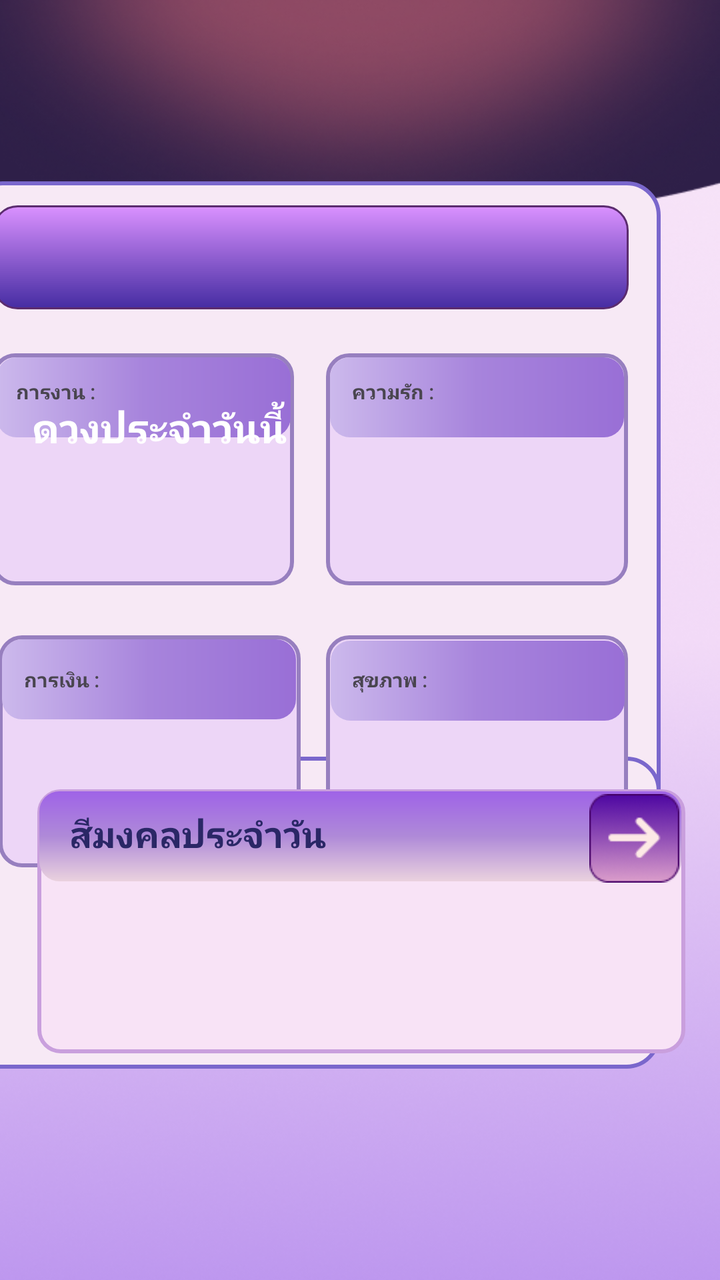
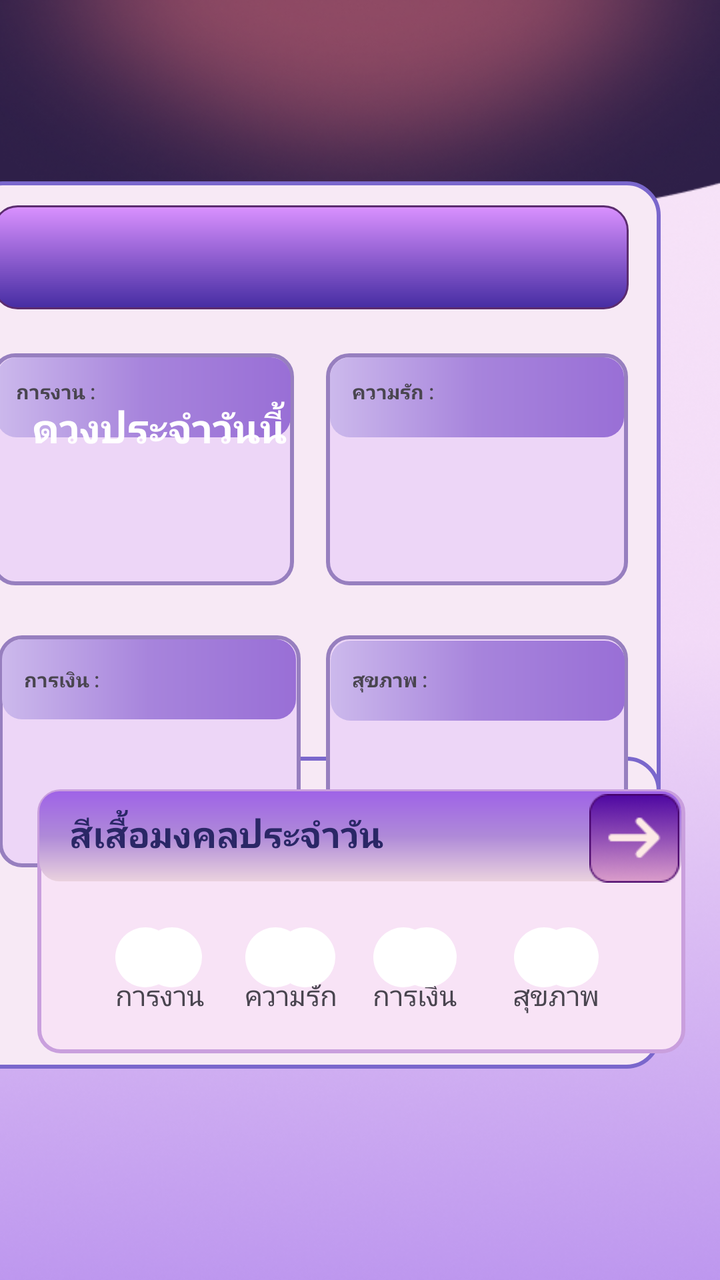

An Android layout rendered at two revisions. The XML below is the earlier revision; the diff shows what the commit changed to produce the second picture.
<!-- AndroidManifest.xml: application theme Theme.Dara -->
<!-- res/layout/fragment_show.xml -->
<?xml version="1.0" encoding="utf-8"?>
<androidx.constraintlayout.widget.ConstraintLayout xmlns:android="http://schemas.android.com/apk/res/android"
    xmlns:app="http://schemas.android.com/apk/res-auto"
    xmlns:tools="http://schemas.android.com/tools"
    android:layout_width="match_parent"
    android:layout_height="match_parent"
    android:background="@drawable/wallpaper_random"
    tools:context=".ShowFragment">

    <View
        android:id="@+id/showframe"
        android:layout_width="346dp"
        android:layout_height="378dp"
        android:layout_marginStart="30dp"
        android:layout_marginEnd="30dp"
        android:background="@drawable/bg_show_frame"
        app:layout_constraintBottom_toBottomOf="parent"
        app:layout_constraintEnd_toEndOf="parent"
        app:layout_constraintHorizontal_bias="1.0"
        app:layout_constraintStart_toStartOf="parent"
        app:layout_constraintTop_toTopOf="parent"
        app:layout_constraintVertical_bias="0.346" />

    <View
        android:id="@+id/showframe2"
        android:layout_width="349dp"
        android:layout_height="156dp"
        android:layout_marginStart="30dp"
        android:layout_marginEnd="30dp"
        android:background="@drawable/bg_show_frame"
        app:layout_constraintBottom_toBottomOf="parent"
        app:layout_constraintEnd_toEndOf="parent"
        app:layout_constraintHorizontal_bias="1.0"
        app:layout_constraintStart_toStartOf="parent"
        app:layout_constraintTop_toTopOf="parent"
        app:layout_constraintVertical_bias="0.782" />

    <View
        android:id="@+id/showfg"
        android:layout_width="151dp"
        android:layout_height="116dp"
        android:layout_marginStart="11.5dp"
        android:layout_marginTop="86dp"
        android:background="@drawable/bg_show_fg"
        app:layout_constraintStart_toStartOf="@id/showframe"
        app:layout_constraintTop_toTopOf="@id/showframe" />

    <View
        android:id="@+id/showfg6"
        android:layout_width="151dp"
        android:layout_height="116dp"
        android:layout_marginTop="227dp"
        android:layout_marginEnd="16dp"
        android:background="@drawable/bg_show_fg"
        app:layout_constraintEnd_toEndOf="@id/showframe"
        app:layout_constraintTop_toTopOf="@id/showframe" />

    <View
        android:id="@+id/showfg7"
        android:layout_width="151dp"
        android:layout_height="116dp"
        android:layout_marginStart="15dp"
        android:layout_marginTop="227dp"
        android:background="@drawable/bg_show_fg"
        app:layout_constraintStart_toStartOf="@id/showframe"
        app:layout_constraintTop_toTopOf="@id/showframe" />

    <View
        android:id="@+id/showfg8"
        android:layout_width="151dp"
        android:layout_height="116dp"
        android:layout_marginTop="86dp"
        android:layout_marginEnd="16dp"
        android:background="@drawable/bg_show_fg"
        app:layout_constraintEnd_toEndOf="@id/showframe"
        app:layout_constraintTop_toTopOf="@id/showframe" />

    <TextView
        android:id="@+id/showtg2"
        android:layout_width="147dp"
        android:layout_height="40dp"
        android:layout_marginStart="1dp"
        android:layout_marginTop="88dp"
        android:layout_marginEnd="13.5dp"
        android:background="@drawable/bg_show_tg"
        android:textColor="#FFFFFF"
        android:textSize="14sp"
        android:textStyle="bold"
        app:layout_constraintEnd_toEndOf="@+id/showframe"
        app:layout_constraintHorizontal_bias="0.976"
        app:layout_constraintStart_toStartOf="@+id/showframe"
        app:layout_constraintTop_toTopOf="@+id/showframe" />

    <TextView
        android:id="@+id/showtg6"
        android:layout_width="147dp"
        android:layout_height="40dp"
        android:layout_marginStart="14dp"
        android:layout_marginTop="229.1dp"
        android:layout_marginEnd="12dp"
        android:background="@drawable/bg_show_tg"
        android:textColor="#FFFFFF"
        android:textSize="14sp"
        android:textStyle="bold"
        app:layout_constraintEnd_toEndOf="@+id/showframe"
        app:layout_constraintHorizontal_bias="0.017"
        app:layout_constraintStart_toStartOf="@+id/showframe"
        app:layout_constraintTop_toTopOf="@+id/showframe" />

    <TextView
        android:id="@+id/showtg7"
        android:layout_width="147dp"
        android:layout_height="40dp"
        android:layout_marginStart="1dp"
        android:layout_marginTop="229.5dp"
        android:layout_marginEnd="14.5dp"
        android:background="@drawable/bg_show_tg"
        android:textColor="#FFFFFF"
        android:textSize="14sp"
        android:textStyle="bold"
        app:layout_constraintEnd_toEndOf="@+id/showframe"
        app:layout_constraintHorizontal_bias="0.983"
        app:layout_constraintStart_toStartOf="@+id/showframe"
        app:layout_constraintTop_toTopOf="@+id/showframe" />

    <TextView
        android:id="@+id/showtg"
        android:layout_width="147dp"
        android:layout_height="40dp"
        android:layout_marginStart="13dp"
        android:layout_marginTop="88dp"
        android:layout_marginEnd="12dp"
        android:background="@drawable/bg_show_tg"
        android:textColor="#FFFFFF"
        android:textSize="14sp"
        android:textStyle="bold"
        app:layout_constraintEnd_toEndOf="@+id/showframe"
        app:layout_constraintHorizontal_bias="0.005"
        app:layout_constraintStart_toStartOf="@+id/showframe"
        app:layout_constraintTop_toTopOf="@+id/showframe" />

    <TextView
        android:id="@+id/gradient"
        android:layout_width="318dp"
        android:layout_height="52dp"
        android:layout_marginStart="12dp"
        android:layout_marginTop="12dp"
        android:layout_marginEnd="12dp"
        android:background="@drawable/bg_show_gradient"
        android:gravity="left"
        android:textColor="#FFFFFF"
        android:textSize="18sp"
        android:textStyle="bold"
        app:layout_constraintEnd_toEndOf="@+id/showframe"
        app:layout_constraintHorizontal_bias="0.0"
        app:layout_constraintStart_toStartOf="@+id/showframe"
        app:layout_constraintTop_toTopOf="@+id/showframe" />

    <View
        android:id="@+id/showframe02"
        android:layout_width="324dp"
        android:layout_height="132dp"
        android:layout_marginStart="30dp"
        android:layout_marginEnd="30dp"
        android:background="@drawable/bg_show_frame02"
        app:layout_constraintBottom_toBottomOf="parent"
        app:layout_constraintEnd_toEndOf="parent"
        app:layout_constraintHorizontal_bias="0.481"
        app:layout_constraintStart_toStartOf="parent"
        app:layout_constraintTop_toTopOf="parent"
        app:layout_constraintVertical_bias="0.777" />

    <TextView
        android:id="@+id/showtg02"
        android:layout_width="321dp"
        android:layout_height="45dp"
        android:layout_marginStart="1dp"
        android:layout_marginTop="1dp"
        android:layout_marginEnd="12dp"
        android:background="@drawable/bg_show_tg02"
        android:gravity="left"
        android:textColor="#FFFFFF"
        android:textSize="18sp"
        android:textStyle="bold"
        app:layout_constraintEnd_toEndOf="@id/showframe02"
        app:layout_constraintHorizontal_bias="0.0"
        app:layout_constraintStart_toStartOf="@id/showframe02"
        app:layout_constraintTop_toTopOf="@id/showframe02" />

    <TextView
        android:id="@+id/textView6"
        android:layout_width="wrap_content"
        android:layout_height="wrap_content"
        android:layout_marginStart="20dp"
        android:layout_marginTop="200dp"
        android:fontFamily="@font/montserrat_semibold"
        android:text="ดวงประจำวันนี้"
        android:textColor="#FFFFFF"
        android:textFontWeight="700"
        android:textSize="20sp"
        app:layout_constraintStart_toStartOf="@+id/gradient"
        app:layout_constraintTop_toTopOf="parent" />

    <TextView
        android:id="@+id/textView15"
        android:layout_width="wrap_content"
        android:layout_height="wrap_content"
        android:layout_marginStart="24dp"
        android:layout_marginTop="12dp"
        android:fontFamily="@font/montserrat_bold"
        android:text="การงาน : "
        android:textSize="10sp"
        android:textStyle="bold"
        app:layout_constraintStart_toStartOf="@id/showframe"
        app:layout_constraintTop_toTopOf="@id/showfg" />

    <TextView
        android:id="@+id/textView17"
        android:layout_width="wrap_content"
        android:layout_height="wrap_content"
        android:layout_marginStart="28dp"
        android:layout_marginTop="156dp"
        android:fontFamily="@font/montserrat_bold"
        android:text="การเงิน : "
        android:textSize="10sp"
        android:textStyle="bold"
        app:layout_constraintStart_toStartOf="@id/showframe"
        app:layout_constraintTop_toTopOf="@id/showfg" />

    <TextView
        android:id="@+id/textView18"
        android:layout_width="wrap_content"
        android:layout_height="wrap_content"
        android:layout_marginStart="192dp"
        android:layout_marginTop="156dp"
        android:fontFamily="@font/montserrat_bold"
        android:text="สุขภาพ : "
        android:textSize="10sp"
        android:textStyle="bold"
        app:layout_constraintStart_toStartOf="@id/showframe"
        app:layout_constraintTop_toTopOf="@id/showfg" />

    <TextView
        android:id="@+id/textView16"
        android:layout_width="wrap_content"
        android:layout_height="wrap_content"
        android:layout_marginStart="192dp"
        android:layout_marginTop="12dp"
        android:fontFamily="@font/montserrat_bold"
        android:text="ความรัก : "
        android:textSize="10sp"
        android:textStyle="bold"
        app:layout_constraintStart_toStartOf="@id/showframe"
        app:layout_constraintTop_toTopOf="@id/showfg" />

    <TextView
        android:id="@+id/textView19"
        android:layout_width="wrap_content"
        android:layout_height="wrap_content"
        android:layout_marginStart="16dp"
        android:layout_marginTop="10dp"
        android:fontFamily="@font/montserrat_bold"
        android:text="สีมงคลประจำวัน"
        android:textColor="#2A2766"
        android:textSize="18sp"
        android:textStyle="bold"
        app:layout_constraintStart_toStartOf="@id/showframe02"
        app:layout_constraintTop_toTopOf="@id/showframe02"/>

    <ImageView
        android:id="@+id/btnshow_next"
        android:layout_width="45dp"
        android:layout_height="49dp"
        android:layout_marginEnd="3dp"
        android:src="@drawable/next"
        app:layout_constraintEnd_toEndOf="@id/showframe02"
        app:layout_constraintTop_toTopOf="@id/showframe02" />

</androidx.constraintlayout.widget.ConstraintLayout>
<!-- resources referenced by this layout -->
<resources>
  <!-- drawable bg_show_fg (drawable) -->
  <?xml version="1.0" encoding="utf-8"?>
  <shape xmlns:android="http://schemas.android.com/apk/res/android"
      android:shape="rectangle">
  
      <solid android:color="#EDD6F7" />
  
      <stroke
          android:width="2dp"
          android:color="#977FBF
  " />
  
      <corners android:radius="10.5dp" />
  
  </shape>
  <!-- drawable bg_show_frame (drawable) -->
  <?xml version="1.0" encoding="utf-8"?>
  <shape xmlns:android="http://schemas.android.com/apk/res/android"
      android:shape="rectangle">
  
      <solid android:color="#F7E9F5" />
  
      <stroke
          android:width="2dp"
          android:color="#7A67CC" />
  
      <corners android:radius="16dp" />
  
  </shape>
  <!-- drawable bg_show_frame02 (drawable) -->
  <?xml version="1.0" encoding="utf-8"?>
  <shape xmlns:android="http://schemas.android.com/apk/res/android"
      android:shape="rectangle">
  
      <solid android:color="#F8E3F6" />
  
      <stroke
          android:width="2dp"
          android:color="#C99FDD" />
  
      <corners android:radius="10.5dp" />
  
  </shape>
  <!-- drawable bg_show_gradient (drawable) -->
  <?xml version="1.0" encoding="utf-8"?>
  <shape xmlns:android="http://schemas.android.com/apk/res/android"
      android:shape="rectangle">
  
      <gradient
          android:startColor="#DA91FF"
          android:endColor="#452CA2"
          android:angle="270" /> <stroke
      android:width="1dp"
      android:color="#5B2C6F" />
  
      <corners android:radius="12dp" />
  </shape>
  <!-- drawable bg_show_tg (drawable) -->
  <?xml version="1.0" encoding="utf-8"?>
  <shape xmlns:android="http://schemas.android.com/apk/res/android"
      android:shape="rectangle">
  
      <gradient
          android:startColor="#CCB9EC"
          android:centerColor="#A784DC"
          android:endColor="#996FD6"
          android:angle="0" />
  
      <corners android:radius="10dp" />
  </shape>
  <!-- drawable bg_show_tg02 (drawable) -->
  <?xml version="1.0" encoding="utf-8"?>
  <shape xmlns:android="http://schemas.android.com/apk/res/android"
      android:shape="rectangle">
  
      <gradient
          android:startColor="#9F63E7"
          android:centerColor="#AF8AD8"
          android:endColor="#EAD2DE"
          android:angle="270" />
  
      <corners android:radius="10dp" />
  </shape>
  <!-- drawable next: png bitmap (drawable, 4452 bytes) -->
  <!-- drawable wallpaper_random: png bitmap (drawable, 237534 bytes) -->
  <style name="Theme.Dara" parent="Base.Theme.Dara" />
  <style name="Base.Theme.Dara" parent="Theme.Material3.DayNight.NoActionBar">
          
          
      </style>
</resources>

<!-- the commit's change to res/layout/fragment_show.xml (unified diff, before → after) -->
@@ -260,12 +260,12 @@
         android:layout_marginStart="16dp"
         android:layout_marginTop="10dp"
         android:fontFamily="@font/montserrat_bold"
-        android:text="สีมงคลประจำวัน"
+        android:text="สีเสื้อมงคลประจำวัน"
         android:textColor="#2A2766"
         android:textSize="18sp"
         android:textStyle="bold"
         app:layout_constraintStart_toStartOf="@id/showframe02"
-        app:layout_constraintTop_toTopOf="@id/showframe02"/>
+        app:layout_constraintTop_toTopOf="@id/showframe02" />
 
     <ImageView
         android:id="@+id/btnshow_next"
@@ -276,4 +276,174 @@
         app:layout_constraintEnd_toEndOf="@id/showframe02"
         app:layout_constraintTop_toTopOf="@id/showframe02" />
 
+    <TextView
+        android:id="@+id/texwork"
+        android:layout_width="wrap_content"
+        android:layout_height="wrap_content"
+        android:text="การงาน"
+        app:layout_constraintBottom_toBottomOf="parent"
+        app:layout_constraintEnd_toEndOf="parent"
+        app:layout_constraintHorizontal_bias="0.183"
+        app:layout_constraintStart_toStartOf="parent"
+        app:layout_constraintTop_toTopOf="parent"
+        app:layout_constraintVertical_bias="0.786" />
+
+    <TextView
+        android:id="@+id/texlove"
+        android:layout_width="wrap_content"
+        android:layout_height="wrap_content"
+        android:text="ความรัก"
+        app:layout_constraintBottom_toBottomOf="parent"
+        app:layout_constraintEnd_toEndOf="parent"
+        app:layout_constraintHorizontal_bias="0.39"
+        app:layout_constraintStart_toStartOf="parent"
+        app:layout_constraintTop_toTopOf="parent"
+        app:layout_constraintVertical_bias="0.786" />
+
+    <TextView
+        android:id="@+id/texmoney"
+        android:layout_width="wrap_content"
+        android:layout_height="wrap_content"
+        android:text="การเงิน"
+        app:layout_constraintBottom_toBottomOf="parent"
+        app:layout_constraintEnd_toEndOf="parent"
+        app:layout_constraintHorizontal_bias="0.586"
+        app:layout_constraintStart_toStartOf="parent"
+        app:layout_constraintTop_toTopOf="parent"
+        app:layout_constraintVertical_bias="0.786" />
+
+    <TextView
+        android:id="@+id/texhealth"
+        android:layout_width="wrap_content"
+        android:layout_height="wrap_content"
+        android:text="สุขภาพ"
+        app:layout_constraintBottom_toBottomOf="parent"
+        app:layout_constraintEnd_toEndOf="parent"
+        app:layout_constraintHorizontal_bias="0.809"
+        app:layout_constraintStart_toStartOf="parent"
+        app:layout_constraintTop_toTopOf="parent"
+        app:layout_constraintVertical_bias="0.786" />
+
+    <ImageView
+        android:id="@+id/img_work_1"
+        android:layout_width="30dp"
+        android:layout_height="30dp"
+        android:src="@drawable/circle_shape"
+        app:layout_constraintBottom_toBottomOf="parent"
+        app:layout_constraintEnd_toEndOf="parent"
+        app:layout_constraintHorizontal_bias="0.175"
+        app:layout_constraintStart_toStartOf="parent"
+        app:layout_constraintTop_toTopOf="parent"
+        app:layout_constraintVertical_bias="0.76" />
+
+    <ImageView
+        android:id="@+id/img_work_2"
+        android:layout_width="30dp"
+        android:layout_height="30dp"
+        android:src="@drawable/circle_shape"
+        app:layout_constraintBottom_toBottomOf="parent"
+        app:layout_constraintEnd_toEndOf="parent"
+        app:layout_constraintHorizontal_bias="0.215"
+        app:layout_constraintStart_toStartOf="parent"
+        app:layout_constraintTop_toTopOf="parent"
+        app:layout_constraintVertical_bias="0.76" />
+
+    <ImageView
+        android:id="@+id/img_love_1"
+        android:layout_width="30dp"
+        android:layout_height="30dp"
+        android:src="@drawable/circle_shape"
+        app:layout_constraintBottom_toBottomOf="parent"
+        app:layout_constraintEnd_toEndOf="parent"
+        app:layout_constraintHorizontal_bias="0.372"
+        app:layout_constraintStart_toStartOf="parent"
+        app:layout_constraintTop_toTopOf="parent"
+        app:layout_constraintVertical_bias="0.76" />
+
+    <ImageView
+        android:id="@+id/img_love_2"
+        android:layout_width="30dp"
+        android:layout_height="30dp"
+        android:src="@drawable/circle_shape"
+        app:layout_constraintBottom_toBottomOf="parent"
+        app:layout_constraintEnd_toEndOf="parent"
+        app:layout_constraintHorizontal_bias="0.417"
+        app:layout_constraintStart_toStartOf="parent"
+        app:layout_constraintTop_toTopOf="parent"
+        app:layout_constraintVertical_bias="0.76" />
+
+    <ImageView
+        android:id="@+id/img_money_1"
+        android:layout_width="30dp"
+        android:layout_height="30dp"
+        android:src="@drawable/circle_shape"
+        app:layout_constraintBottom_toBottomOf="parent"
+        app:layout_constraintEnd_toEndOf="parent"
+        app:layout_constraintHorizontal_bias="0.566"
+        app:layout_constraintStart_toStartOf="parent"
+        app:layout_constraintTop_toTopOf="parent"
+        app:layout_constraintVertical_bias="0.76" />
+
+    <ImageView
+        android:id="@+id/img_money_2"
+        android:layout_width="30dp"
+        android:layout_height="30dp"
+        android:src="@drawable/circle_shape"
+        app:layout_constraintBottom_toBottomOf="parent"
+        app:layout_constraintEnd_toEndOf="parent"
+        app:layout_constraintHorizontal_bias="0.601"
+        app:layout_constraintStart_toStartOf="parent"
+        app:layout_constraintTop_toTopOf="parent"
+        app:layout_constraintVertical_bias="0.76" />
+
+    <ImageView
+        android:id="@+id/img_health_1"
+        android:layout_width="30dp"
+        android:layout_height="30dp"
+        android:src="@drawable/circle_shape"
+        app:layout_constraintBottom_toBottomOf="parent"
+        app:layout_constraintEnd_toEndOf="parent"
+        app:layout_constraintHorizontal_bias="0.779"
+        app:layout_constraintStart_toStartOf="parent"
+        app:layout_constraintTop_toTopOf="parent"
+        app:layout_constraintVertical_bias="0.76" />
+
+    <ImageView
+        android:id="@+id/img_health_2"
+        android:layout_width="30dp"
+        android:layout_height="30dp"
+        android:src="@drawable/circle_shape"
+        app:layout_constraintBottom_toBottomOf="parent"
+        app:layout_constraintEnd_toEndOf="parent"
+        app:layout_constraintHorizontal_bias="0.816"
+        app:layout_constraintStart_toStartOf="parent"
+        app:layout_constraintTop_toTopOf="parent"
+        app:layout_constraintVertical_bias="0.76" />
+
+    <TextView
+        android:id="@+id/tv_full_date"
+        android:layout_width="wrap_content"
+        android:layout_height="wrap_content"
+        android:textColor="#EFE8E8FF"
+        android:textSize="30sp"
+        app:layout_constraintBottom_toBottomOf="parent"
+        app:layout_constraintEnd_toEndOf="parent"
+        app:layout_constraintHorizontal_bias="0.489"
+        app:layout_constraintStart_toStartOf="parent"
+        app:layout_constraintTop_toTopOf="parent"
+        app:layout_constraintVertical_bias="0.108" />
+
+    <TextView
+        android:id="@+id/tv_day_name"
+        android:layout_width="wrap_content"
+        android:layout_height="wrap_content"
+        android:textColor="#EFE8E8"
+        android:textSize="30sp"
+        app:layout_constraintBottom_toBottomOf="parent"
+        app:layout_constraintEnd_toEndOf="parent"
+        app:layout_constraintHorizontal_bias="0.489"
+        app:layout_constraintStart_toStartOf="parent"
+        app:layout_constraintTop_toTopOf="parent"
+        app:layout_constraintVertical_bias="0.052" />
+
 </androidx.constraintlayout.widget.ConstraintLayout>
<!-- resource entries referenced after the edit -->
@@ -83,12 +83,20 @@
   
       <corners android:radius="10dp" />
   </shape>
+  <!-- drawable circle_shape (drawable) -->
+  <?xml version="1.0" encoding="utf-8"?>
+  <shape xmlns:android="http://schemas.android.com/apk/res/android"
+      android:shape="oval">
+      <solid android:color="#FFFFFF" /><size android:width="30dp" android:height="30dp" />
+  </shape>
   <!-- drawable next: png bitmap (drawable, 4452 bytes) -->
   <!-- drawable wallpaper_random: png bitmap (drawable, 237534 bytes) -->
   <style name="Theme.Dara" parent="Base.Theme.Dara" />
   <style name="Base.Theme.Dara" parent="Theme.Material3.DayNight.NoActionBar">
-          
-          
+          <item name="colorPrimary">@color/activeColor</item>
+          <item name="colorSecondary">@color/light_purple</item>
       </style>
+  <color name="activeColor">#F2AEBB</color>
+  <color name="light_purple">#E6E0FF</color>
 </resources>
 
